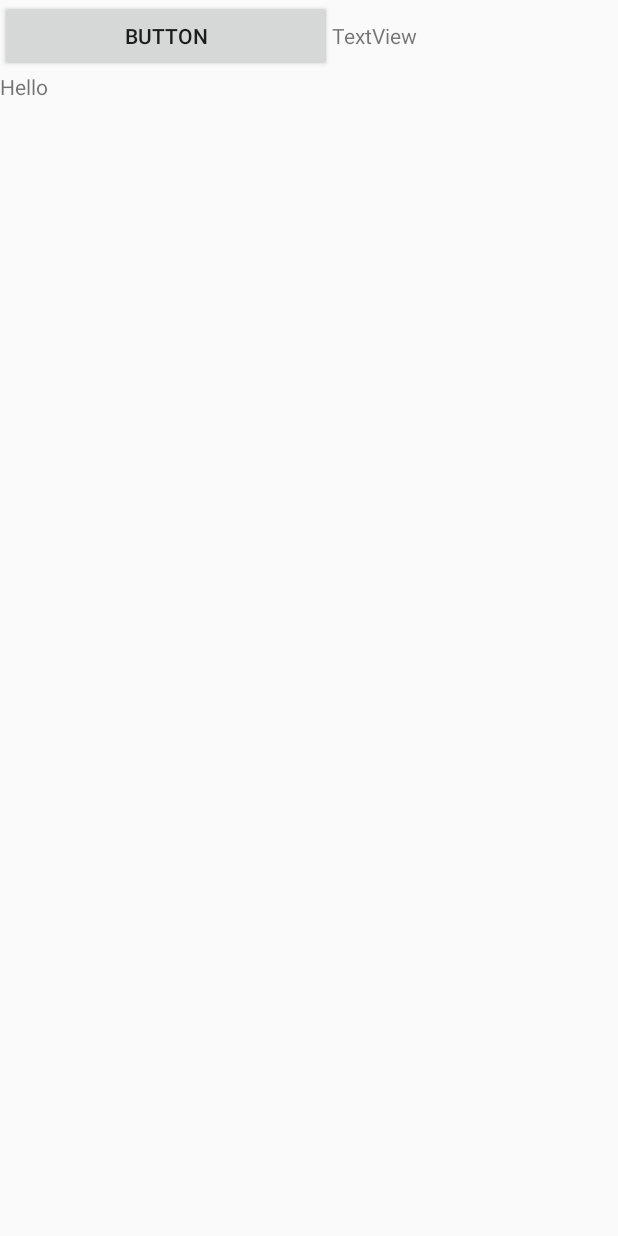
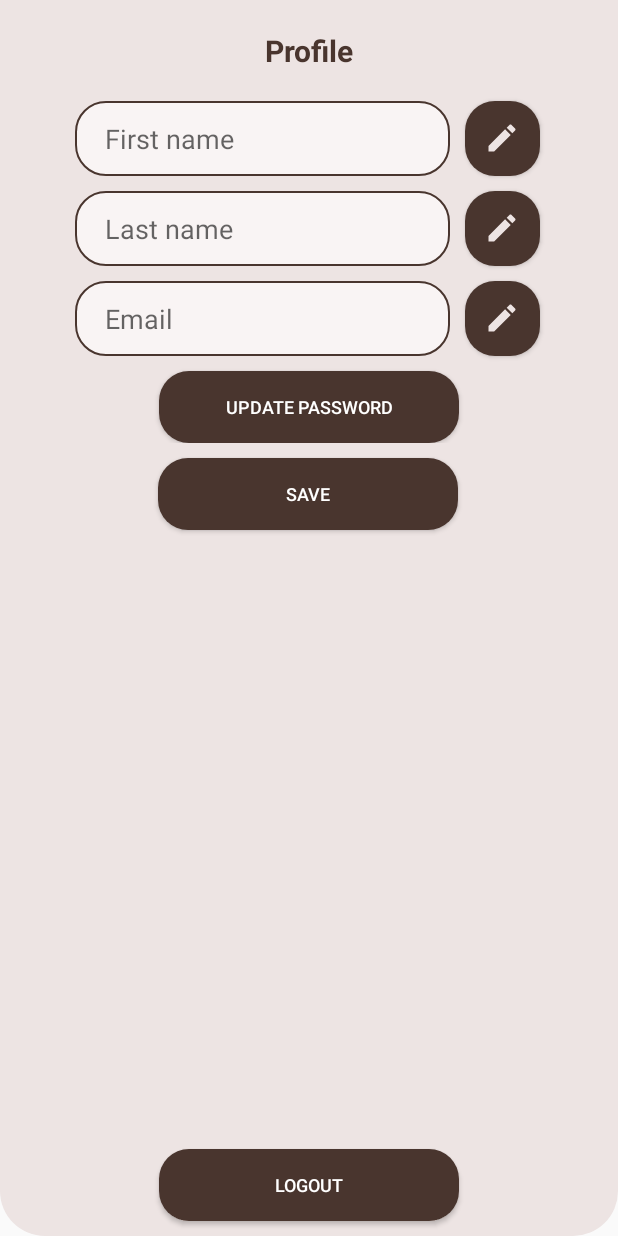
Before and after one commit to laurenz23/hairtology, an Android app: the fragment ProfileFragment shown on its own in the app's theme, on a phone screen of 412 x 824 dp. Run offline under Robolectric (Android 15) with nearby library versions, the phone set to English and light mode, and no system bars.

Commit message:
Modified from setting page to profile page

```diff
--- a/HairtologyUser/app/src/main/java/com/project/hairtologyuser/views/fragments/settings/SettingsFragment.java
+++ b/HairtologyUser/app/src/main/java/com/project/hairtologyuser/views/fragments/profile/ProfileFragment.java
@@ -1,4 +1,4 @@
-package com.project.hairtologyuser.views.fragments.settings;
+package com.project.hairtologyuser.views.fragments.profile;
 
 import androidx.lifecycle.ViewModelProvider;
 
@@ -14,24 +14,24 @@ import android.view.ViewGroup;
 
 import com.project.hairtologyuser.R;
 
-public class SettingsFragment extends Fragment {
+public class ProfileFragment extends Fragment {
 
-    private SettingsViewModel mViewModel;
+    private ProfileViewModel mViewModel;
 
-    public static SettingsFragment newInstance() {
-        return new SettingsFragment();
+    public static ProfileFragment newInstance() {
+        return new ProfileFragment();
     }
 
     @Override
     public View onCreateView(@NonNull LayoutInflater inflater, @Nullable ViewGroup container,
                              @Nullable Bundle savedInstanceState) {
-        return inflater.inflate(R.layout.fragment_settings, container, false);
+        return inflater.inflate(R.layout.fragment_profile, container, false);
     }
 
     @Override
     public void onViewCreated(@NonNull View view, @Nullable Bundle savedInstanceState) {
         super.onViewCreated(view, savedInstanceState);
-        mViewModel = new ViewModelProvider(this).get(SettingsViewModel.class);
+        mViewModel = new ViewModelProvider(this).get(ProfileViewModel.class);
     }
 
 }
--- /dev/null
+++ b/HairtologyUser/app/src/main/java/com/project/hairtologyuser/views/fragments/profile/ProfileViewModel.java
@@ -0,0 +1,7 @@
+package com.project.hairtologyuser.views.fragments.profile;
+
+import androidx.lifecycle.ViewModel;
+
+public class ProfileViewModel extends ViewModel {
+    // TODO: Implement the ViewModel
+}
--- a/HairtologyUser/app/src/main/java/com/project/hairtologyuser/views/fragments/settings/SettingsViewModel.java
+++ /dev/null
@@ -1,7 +0,0 @@
-package com.project.hairtologyuser.views.fragments.settings;
-
-import androidx.lifecycle.ViewModel;
-
-public class SettingsViewModel extends ViewModel {
-    // TODO: Implement the ViewModel
-}
--- /dev/null
+++ b/HairtologyUser/app/src/main/res/layout/fragment_profile.xml
@@ -0,0 +1,249 @@
+<?xml version="1.0" encoding="utf-8"?>
+<androidx.constraintlayout.widget.ConstraintLayout xmlns:android="http://schemas.android.com/apk/res/android"
+    xmlns:app="http://schemas.android.com/apk/res-auto"
+    xmlns:tools="http://schemas.android.com/tools"
+    android:id="@+id/mainConstraintLayout"
+    android:layout_width="match_parent"
+    android:layout_height="match_parent"
+    android:background="@drawable/box_secondary_bottom_rounded"
+    tools:context=".views.fragments.profile.ProfileFragment">
+
+    <TextView
+        android:id="@+id/profileTextView"
+        android:layout_width="match_parent"
+        android:layout_height="wrap_content"
+        android:layout_marginTop="20dp"
+        android:gravity="center"
+        android:text="@string/str_profile"
+        android:textColor="@color/primary"
+        android:textSize="20sp"
+        android:textStyle="bold"
+        app:layout_constraintEnd_toEndOf="parent"
+        app:layout_constraintStart_toStartOf="parent"
+        app:layout_constraintTop_toTopOf="parent" />
+
+    <androidx.constraintlayout.widget.ConstraintLayout
+        android:id="@+id/profileConstraintLayout"
+        android:layout_width="match_parent"
+        android:layout_height="wrap_content"
+        android:visibility="visible"
+        app:layout_constraintEnd_toEndOf="parent"
+        app:layout_constraintStart_toStartOf="parent"
+        app:layout_constraintTop_toBottomOf="@+id/profileTextView">
+
+        <EditText
+            android:id="@+id/firstNameEditText"
+            android:layout_width="250dp"
+            android:layout_height="50dp"
+            android:layout_marginStart="50dp"
+            android:layout_marginTop="20dp"
+            android:background="@drawable/inputfield_primary"
+            android:ems="10"
+            android:hint="@string/str_first_name"
+            android:inputType="textPersonName"
+            android:paddingLeft="20dp"
+            android:paddingTop="10dp"
+            android:paddingRight="20dp"
+            android:paddingBottom="10dp"
+            app:layout_constraintStart_toStartOf="parent"
+            app:layout_constraintTop_toTopOf="@+id/profileConstraintLayout" />
+
+        <Button
+            android:id="@+id/firstNameEditButton"
+            android:layout_width="50dp"
+            android:layout_height="50dp"
+            android:layout_marginStart="10dp"
+            android:layout_marginTop="20dp"
+            android:background="@drawable/button_primary"
+            android:foreground="@drawable/ic_pencil_24"
+            android:foregroundGravity="center"
+            android:text=""
+            app:layout_constraintStart_toEndOf="@+id/firstNameEditText"
+            app:layout_constraintTop_toTopOf="@+id/profileConstraintLayout" />
+
+        <EditText
+            android:id="@+id/lastNameEditText"
+            android:layout_width="250dp"
+            android:layout_height="50dp"
+            android:layout_marginStart="50dp"
+            android:layout_marginTop="10dp"
+            android:background="@drawable/inputfield_primary"
+            android:ems="10"
+            android:hint="@string/str_last_name"
+            android:inputType="textPersonName"
+            android:paddingLeft="20dp"
+            android:paddingTop="10dp"
+            android:paddingRight="20dp"
+            android:paddingBottom="10dp"
+            app:layout_constraintStart_toStartOf="parent"
+            app:layout_constraintTop_toBottomOf="@+id/firstNameEditText" />
+
+        <Button
+            android:id="@+id/lastNameEditButton"
+            android:layout_width="50dp"
+            android:layout_height="50dp"
+            android:layout_marginStart="10dp"
+            android:layout_marginTop="10dp"
+            android:background="@drawable/button_primary"
+            android:foreground="@drawable/ic_pencil_24"
+            android:foregroundGravity="center"
+            android:text=""
+            app:layout_constraintStart_toEndOf="@+id/lastNameEditText"
+            app:layout_constraintTop_toBottomOf="@+id/firstNameEditButton" />
+
+        <EditText
+            android:id="@+id/emailEditText"
+            android:layout_width="250dp"
+            android:layout_height="50dp"
+            android:layout_marginStart="50dp"
+            android:layout_marginTop="10dp"
+            android:background="@drawable/inputfield_primary"
+            android:ems="10"
+            android:hint="@string/str_email"
+            android:inputType="textEmailAddress"
+            android:paddingLeft="20dp"
+            android:paddingTop="10dp"
+            android:paddingRight="20dp"
+            android:paddingBottom="10dp"
+            app:layout_constraintStart_toStartOf="parent"
+            app:layout_constraintTop_toBottomOf="@+id/lastNameEditText" />
+
+        <Button
+            android:id="@+id/emailEditButton"
+            android:layout_width="50dp"
+            android:layout_height="50dp"
+            android:layout_marginStart="10dp"
+            android:layout_marginTop="10dp"
+            android:background="@drawable/button_primary"
+            android:foreground="@drawable/ic_pencil_24"
+            android:foregroundGravity="center"
+            android:text=""
+            app:layout_constraintStart_toEndOf="@+id/emailEditText"
+            app:layout_constraintTop_toBottomOf="@+id/lastNameEditButton" />
+
+        <Button
+            android:id="@+id/updatePasswordButton"
+            android:layout_width="200dp"
+            android:layout_height="wrap_content"
+            android:layout_marginTop="10dp"
+            android:layout_marginStart="50dp"
+            android:layout_marginEnd="50dp"
+            android:background="@drawable/button_primary"
+            android:text="@string/str_update_password"
+            android:textColor="@color/white"
+            android:textSize="12sp"
+            app:layout_constraintEnd_toEndOf="parent"
+            app:layout_constraintStart_toStartOf="parent"
+            app:layout_constraintTop_toBottomOf="@+id/emailEditText" />
+
+    </androidx.constraintlayout.widget.ConstraintLayout>
+
+    <androidx.constraintlayout.widget.ConstraintLayout
+        android:id="@+id/updatePasswordConstraintLayout"
+        android:layout_width="match_parent"
+        android:layout_height="wrap_content"
+        android:visibility="invisible"
+        app:layout_constraintEnd_toEndOf="parent"
+        app:layout_constraintStart_toStartOf="parent"
+        app:layout_constraintTop_toBottomOf="@+id/profileTextView">
+
+        <EditText
+            android:id="@+id/currentPasswordEditText"
+            android:layout_width="250dp"
+            android:layout_height="50dp"
+            android:layout_marginTop="20dp"
+            android:background="@drawable/inputfield_primary"
+            android:ems="10"
+            android:hint="@string/str_current_password"
+            android:inputType="textPassword"
+            android:paddingLeft="20dp"
+            android:paddingTop="10dp"
+            android:paddingRight="20dp"
+            android:paddingBottom="10dp"
+            app:layout_constraintEnd_toEndOf="parent"
+            app:layout_constraintStart_toStartOf="parent"
+            app:layout_constraintTop_toTopOf="@+id/updatePasswordConstraintLayout" />
+
+        <EditText
+            android:id="@+id/newPasswordEditText"
+            android:layout_width="250dp"
+            android:layout_height="50dp"
+            android:layout_marginTop="10dp"
+            android:background="@drawable/inputfield_primary"
+            android:ems="10"
+            android:hint="@string/str_new_password"
+            android:inputType="textPassword"
+            android:paddingLeft="20dp"
+            android:paddingTop="10dp"
+            android:paddingRight="20dp"
+            android:paddingBottom="10dp"
+            app:layout_constraintEnd_toEndOf="parent"
+            app:layout_constraintStart_toStartOf="parent"
+            app:layout_constraintTop_toBottomOf="@+id/currentPasswordEditText" />
+
+        <EditText
+            android:id="@+id/confirmPasswordEditText"
+            android:layout_width="250dp"
+            android:layout_height="50dp"
+            android:layout_marginTop="10dp"
+            android:background="@drawable/inputfield_primary"
+            android:ems="10"
+            android:hint="@string/str_confirm_password"
+            android:inputType="textPassword"
+            android:paddingLeft="20dp"
+            android:paddingTop="10dp"
+            android:paddingRight="20dp"
+            android:paddingBottom="10dp"
+            app:layout_constraintEnd_toEndOf="parent"
+            app:layout_constraintStart_toStartOf="parent"
+            app:layout_constraintTop_toBottomOf="@+id/newPasswordEditText" />
+
+        <Button
+            android:id="@+id/updateProfileButton"
+            android:layout_width="200dp"
+            android:layout_height="wrap_content"
+            android:layout_marginTop="10dp"
+            android:layout_marginStart="50dp"
+            android:layout_marginEnd="50dp"
+            android:background="@drawable/button_primary"
+            android:text="@string/str_update_profile"
+            android:textColor="@color/white"
+            android:textSize="12sp"
+            app:layout_constraintEnd_toEndOf="parent"
+            app:layout_constraintStart_toStartOf="parent"
+            app:layout_constraintTop_toBottomOf="@+id/confirmPasswordEditText" />
+
+    </androidx.constraintlayout.widget.ConstraintLayout>
+
+    <Button
+        android:id="@+id/saveButton"
+        android:layout_width="200dp"
+        android:layout_height="wrap_content"
+        android:layout_marginTop="10dp"
+        android:layout_marginStart="50dp"
+        android:layout_marginEnd="50dp"
+        android:background="@drawable/button_primary"
+        android:text="@string/str_save"
+        android:textColor="@color/white"
+        android:textSize="12sp"
+        app:layout_constraintEnd_toEndOf="parent"
+        app:layout_constraintHorizontal_bias="0.495"
+        app:layout_constraintStart_toStartOf="parent"
+        app:layout_constraintTop_toBottomOf="@+id/profileConstraintLayout" />
+
+    <Button
+        android:id="@+id/logoutButton"
+        android:layout_width="200dp"
+        android:layout_height="wrap_content"
+        android:layout_marginStart="50dp"
+        android:layout_marginEnd="50dp"
+        android:layout_marginBottom="10dp"
+        android:text="@string/str_logout"
+        android:textColor="@color/white"
+        android:textSize="12sp"
+        android:background="@drawable/button_primary"
+        app:layout_constraintBottom_toBottomOf="parent"
+        app:layout_constraintEnd_toEndOf="parent"
+        app:layout_constraintStart_toStartOf="parent" />
+
+</androidx.constraintlayout.widget.ConstraintLayout>
--- a/HairtologyUser/app/src/main/res/layout/fragment_settings.xml
+++ /dev/null
@@ -1,33 +0,0 @@
-<?xml version="1.0" encoding="utf-8"?>
-<LinearLayout xmlns:android="http://schemas.android.com/apk/res/android"
-    xmlns:tools="http://schemas.android.com/tools"
-    android:layout_width="match_parent"
-    android:layout_height="match_parent"
-    android:orientation="vertical"
-    tools:context=".views.fragments.settings.SettingsFragment">
-
-    <LinearLayout
-        android:layout_width="match_parent"
-        android:layout_height="wrap_content">
-
-        <Button
-            android:id="@+id/backButton"
-            android:layout_width="wrap_content"
-            android:layout_height="wrap_content"
-            android:layout_weight="1"
-            android:text="Button" />
-
-        <TextView
-            android:id="@+id/textView"
-            android:layout_width="wrap_content"
-            android:layout_height="wrap_content"
-            android:layout_weight="1"
-            android:text="TextView" />
-    </LinearLayout>
-
-    <TextView
-        android:layout_width="match_parent"
-        android:layout_height="match_parent"
-        android:text="Hello" />
-
-</LinearLayout>
--- a/HairtologyUser/app/src/main/res/values/strings.xml
+++ b/HairtologyUser/app/src/main/res/values/strings.xml
@@ -7,6 +7,7 @@
     <string name="str_cancel_reservation">Cancel Reservation</string>
     <string name="str_confirm_password">Confirm password</string>
     <string name="str_contact_number">Contact number</string>
+    <string name="str_current_password">Current Password</string>
     <string name="str_date">Date</string>
     <string name="str_email">Email</string>
     <string name="str_error">Error</string>
@@ -20,6 +21,7 @@
     <string name="str_login">Login</string>
     <string name="str_login_failed">"Login failed"</string>
     <string name="str_logout">Logout</string>
+    <string name="str_new_password">New Password</string>
     <string name="str_notes">Notes</string>
     <string name="str_password">Password</string>
     <string name="str_password_did_not_match">Password did not match</string>
@@ -28,6 +30,7 @@
     <string name="str_please_enter_email">Please enter your email</string>
     <string name="str_please_enter_password">Please enter your password</string>
     <string name="str_please_confirm_password">Please confirm your password</string>
+    <string name="str_profile">Profile</string>
     <string name="str_register">Register</string>
     <string name="str_reservation">Reservation</string>
     <string name="str_reserve">Reserve</string>
@@ -39,6 +42,8 @@
     <string name="str_shop_name">Shop name</string>
     <string name="str_submit">Submit</string>
     <string name="str_time">Time</string>
+    <string name="str_update_password">Update Password</string>
+    <string name="str_update_profile">Update Profile</string>
     <string name="str_welcome">"Welcome!"</string>
     <string name="str_welcome_to_hairtology">Welcome to Hairtology!</string>
     <string name="str_your_go_to_app">Your go-to app for all things hair.</string>
```
